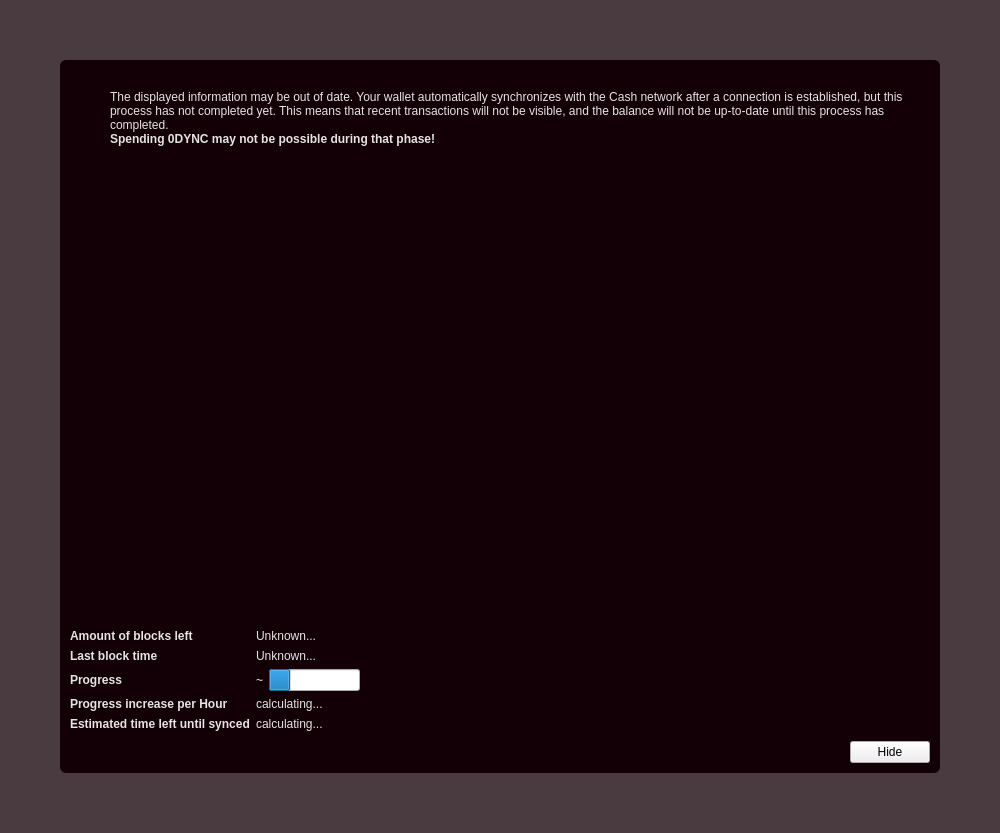
Zero-Dynamics/cash-core, file src/qt/forms/modaloverlay.ui: the form before one commit.
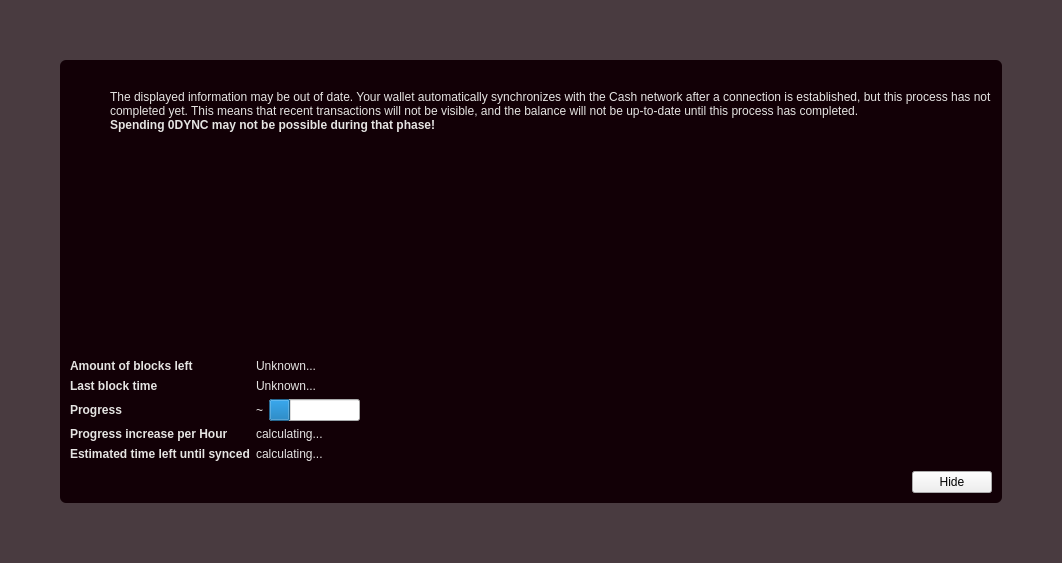
The form after the commit. Icons and pictures are not drawn. Custom widgets are drawn as their Qt base class.

```diff
--- a/src/qt/forms/modaloverlay.ui
+++ b/src/qt/forms/modaloverlay.ui
@@ -6,8 +6,8 @@
    <rect>
     <x>0</x>
     <y>0</y>
-    <width>1000</width>
-    <height>833</height>
+    <width>1062</width>
+    <height>563</height>
    </rect>
   </property>
   <property name="windowTitle">
```
